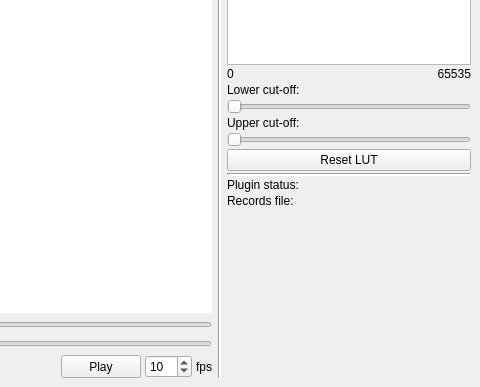
This is ui/mainwindow.ui in takushim/momotrack as Qt 5 draws it before an edit; both pictures show x 320 to 800 and y 263 to 650 of the 800 by 650 pixel window. The edited form follows.
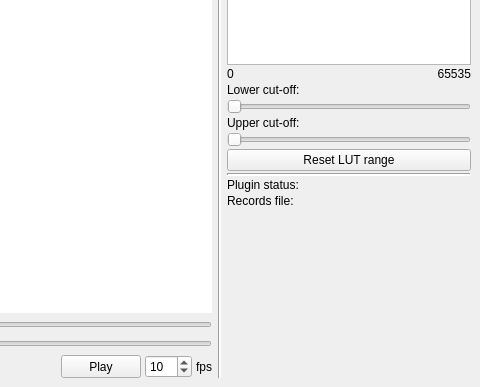
This is the edited form.

What changed in the file:
```diff
--- a/ui/mainwindow.ui
+++ b/ui/mainwindow.ui
@@ -702,7 +702,7 @@
            <enum>Qt::NoFocus</enum>
           </property>
           <property name="text">
-           <string>Reset LUT</string>
+           <string>Reset LUT range</string>
           </property>
          </widget>
         </item>
```
Left out of the diff: 4 changed lines with no effect on the pictures.
